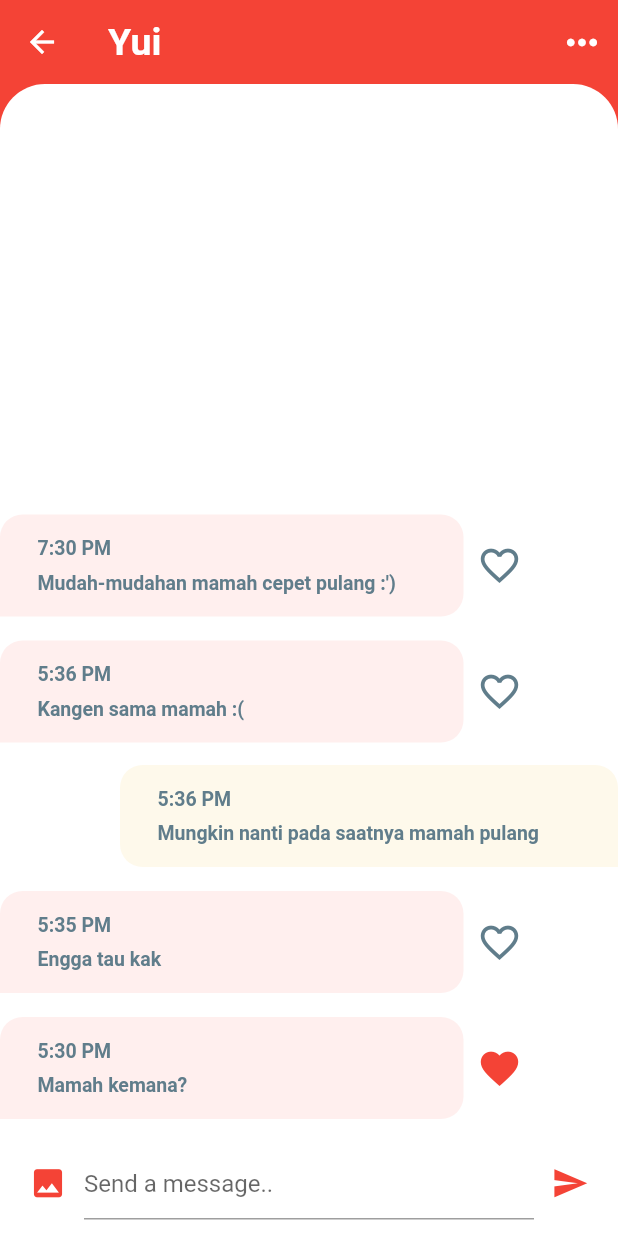
After one commit to BeyKun/flutter-chat-ui, a Flutter app: the screen it shows after launch, after a tap on "Yui", on a phone screen of 412 x 824 dp. The commit adds this screen. Run offline on Flutter 3.47's test engine with Material 2 defaults, Android fonts, the phone set to English and light mode, and no system bars.

Commit message:
add chat screen

```diff
--- a/lib/models/message_model.dart
+++ b/lib/models/message_model.dart
@@ -29,7 +29,7 @@ List<Message> chats = [
     sender: yui,
     time: '5:30 PM',
     text: "Halo kaka lagi apa?",
-    isLiked: false,
+    isLiked: true,
     unread: false
   ),
   Message(
@@ -68,7 +68,7 @@ List<Message> messages = [
     sender: yui,
     time: '5:30 PM',
     text: "Mamah kemana?",
-    isLiked: false,
+    isLiked: true,
     unread: false
   ),
   Message(
@@ -82,7 +82,7 @@ List<Message> messages = [
     sender: currentUser,
     time: '5:36 PM',
     text: "Mungkin nanti pada saatnya mamah pulang",
-    isLiked: false,
+    isLiked: true,
     unread: true
   ),
   Message(
--- /dev/null
+++ b/lib/screens/chat_screen.dart
@@ -0,0 +1,169 @@
+import 'package:flutter/material.dart';
+import 'package:flutter_chat/models/message_model.dart';
+import 'package:flutter_chat/models/user_model.dart';
+
+class ChatScreen extends StatefulWidget {
+  final User user;
+
+  ChatScreen({this.user});
+
+  @override
+  _ChatScreenState createState() => _ChatScreenState();
+}
+
+class _ChatScreenState extends State<ChatScreen> {
+
+_buildMessage(Message message, bool isMe){
+  final Container msg = Container(
+        width: MediaQuery.of(context).size.width * 0.75,
+        margin: isMe
+        ? EdgeInsets.only(top: 7.0, bottom: 8.0, left: 80.0)
+        : EdgeInsets.only(top:8.0, bottom: 8.0),
+        padding: EdgeInsets.symmetric(horizontal: 25.0, vertical: 15.0),
+        decoration: isMe ? BoxDecoration(
+          color: Theme.of(context).accentColor,
+          borderRadius: BorderRadius.only(
+            topLeft: Radius.circular(15.0),
+            bottomLeft: Radius.circular(15.0),
+            topRight: Radius.circular(15.0)
+          )
+        ) : BoxDecoration(
+          color: Color(0xFFFFEFEE),
+          borderRadius: BorderRadius.only(
+            topLeft: Radius.circular(15.0),
+            topRight: Radius.circular(15.0),
+            bottomRight: Radius.circular(15.0)
+          )
+        ),
+        child: Column(
+          crossAxisAlignment: CrossAxisAlignment.start,
+          children: <Widget>[
+            Text(
+              message.time,
+              style: TextStyle(
+                color: Colors.blueGrey,
+                fontSize: 13.0,
+                fontWeight: FontWeight.w600
+              ),
+            ),
+            SizedBox(height: 8.0,)
+,       Text(
+              message.text,
+              style: TextStyle(
+                color: Colors.blueGrey,
+                fontSize: 13.0,
+                fontWeight: FontWeight.w600
+              )
+            ),
+          ],
+        ),
+  );
+  if (isMe){
+    return msg;
+  }
+  return Row(
+    children: <Widget>[
+      msg,
+      IconButton(
+        icon: message.isLiked ? Icon(Icons.favorite) : Icon(Icons.favorite_border),
+        iconSize: 30.0,
+        color: message.isLiked ? Theme.of(context).primaryColor : Colors.blueGrey,
+        onPressed: () {},
+      ),
+    ],
+  );
+}
+
+ _buildMessageComposer() {
+   return Container(
+     padding: EdgeInsets.symmetric(horizontal: 8.0),
+     height: 70.0,
+     color: Colors.white,
+     child: Row(
+       children: <Widget>[
+          IconButton(
+            icon: Icon(Icons.photo),
+            iconSize: 25.0,
+            color: Theme.of(context).primaryColor,
+            onPressed: () {},
+          ),
+          Expanded(
+            child: TextField(
+              textCapitalization: TextCapitalization.sentences,
+              onChanged: (value) {},
+              decoration: InputDecoration(
+                hintText: 'Send a message..'
+              ),
+            ),
+          ),
+          IconButton(
+            icon: Icon(Icons.send),
+            iconSize: 25.0,
+            color: Theme.of(context).primaryColor,
+            onPressed: () {},
+          ),
+       ],
+     ),
+   );
+ }
+
+  @override
+  Widget build(BuildContext context) {
+    return Scaffold(
+      backgroundColor: Theme.of(context).primaryColor,
+      appBar: AppBar(
+        title: Text(
+          widget.user.name,
+          style: TextStyle(
+            fontSize: 25.0,
+            fontWeight: FontWeight.bold
+          ),
+        ),
+        elevation: 0.0,
+        actions: <Widget>[
+          IconButton(
+            icon: Icon(Icons.more_horiz),
+            iconSize: 30.0,
+            color: Colors.white,
+            onPressed: () {},
+          ),
+        ],
+      ),
+      body: GestureDetector(
+        onTap: () => FocusScope.of(context).unfocus(),
+        child: Column(
+          children: <Widget>[
+            Expanded(
+              child: Container(
+                decoration: BoxDecoration(
+                  color: Colors.white,
+                  borderRadius: BorderRadius.only(
+                    topLeft: Radius.circular(30.0),
+                    topRight: Radius.circular(30.0)
+                  )
+                ),
+                child: ClipRRect(
+                  borderRadius: BorderRadius.only(
+                    topLeft: Radius.circular(30.0),
+                    topRight: Radius.circular(30.0)
+                  ),
+                  child: ListView.builder(
+                    reverse: true,
+                    padding: EdgeInsets.only(top: 14.0),
+                    itemCount: messages.length,
+                    itemBuilder: (BuildContext context, int index) {
+                      final Message message = messages[index];
+                      final bool isMe = message.sender.id == currentUser.id;
+                      return _buildMessage(message, isMe);
+                    }
+                  ),
+                )
+              ),
+            ),
+            _buildMessageComposer(),
+          ],
+        ),
+      ),
+    );
+  }
+}
--- a/lib/widgets/favorite_contacts.dart
+++ b/lib/widgets/favorite_contacts.dart
@@ -1,5 +1,6 @@
 import 'package:flutter/material.dart';
 import 'package:flutter_chat/models/message_model.dart';
+import 'package:flutter_chat/screens/chat_screen.dart';
 
 class FavoriteContacts extends StatelessWidget {
   @override
@@ -40,7 +41,11 @@ class FavoriteContacts extends StatelessWidget {
               scrollDirection: Axis.horizontal,
               itemCount: favorites.length,
               itemBuilder: (BuildContext context, int index) {
-                return Padding(
+                return GestureDetector(
+                  onTap: () => Navigator.push(context, MaterialPageRoute(
+                    builder: (_) => ChatScreen(user: favorites[index])
+                  )),
+                  child: Padding(
                     padding: EdgeInsets.all(10.0),
                     child: Column(
                       children: <Widget>[
@@ -61,6 +66,7 @@ class FavoriteContacts extends StatelessWidget {
                         ),
                       ],
                     ),
+                  ),
                 );
               },
             ),
--- a/lib/widgets/recent_chats.dart
+++ b/lib/widgets/recent_chats.dart
@@ -1,5 +1,6 @@
 import 'package:flutter/material.dart';
 import 'package:flutter_chat/models/message_model.dart';
+import 'package:flutter_chat/screens/chat_screen.dart';
 
 class RecentChats extends StatelessWidget {
   @override
@@ -24,7 +25,11 @@ class RecentChats extends StatelessWidget {
            itemCount: chats.length,
            itemBuilder: (BuildContext context, int index){
              final chat = chats[index];
-             return Container(
+             return GestureDetector(
+               onTap: () => Navigator.push(context, MaterialPageRoute(
+                 builder: (_) => ChatScreen(user: chat.sender)
+               )),
+               child: Container(
                  margin: EdgeInsets.only(top: 5.0, bottom: 5.0, right: 5.0),
                  padding: EdgeInsets.symmetric(horizontal: 10.0, vertical: 10.0),
                  decoration: BoxDecoration(
@@ -69,9 +74,7 @@ class RecentChats extends StatelessWidget {
                          ),
                        ],
                      ),
-                   Padding(
-                     padding: const EdgeInsets.only(right: 10.0),
-                     child: Column(
+                     Column(
                        children: <Widget>[
                          Text(
                            chat.time,
@@ -100,9 +103,9 @@ class RecentChats extends StatelessWidget {
                            )
                         ) : SizedBox.shrink()
                        ],
-                     ),
                      )
                    ],
+                 ),
                ),
              );
            },
```
Lines whose indentation alone changed are shown as unchanged.
